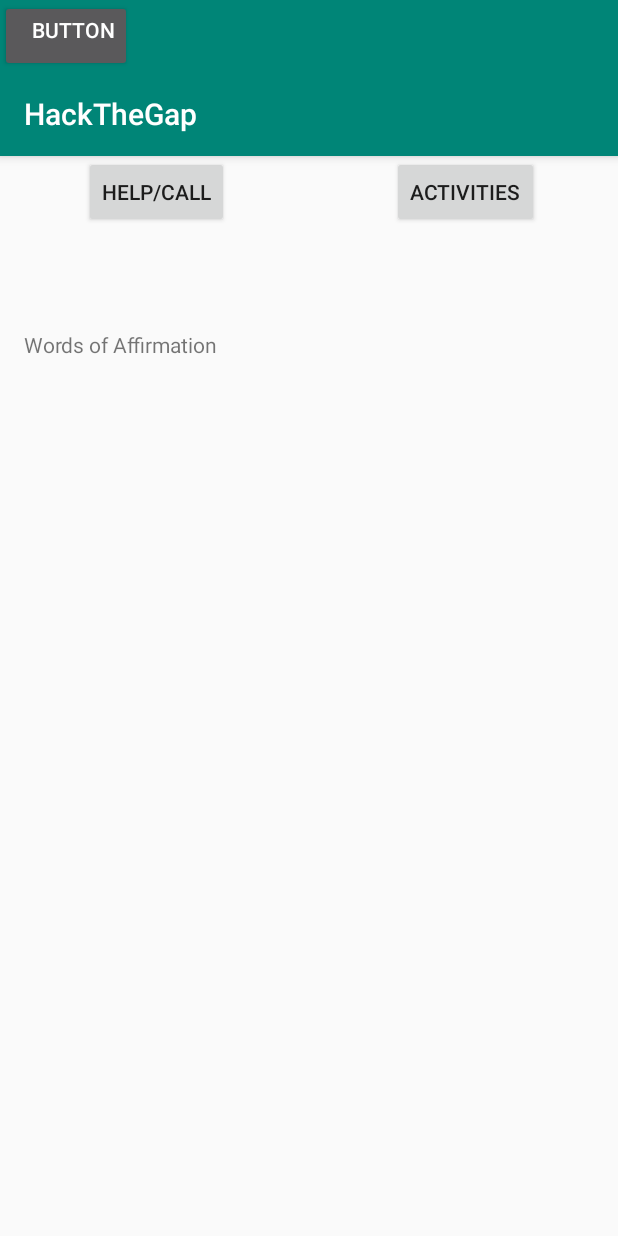
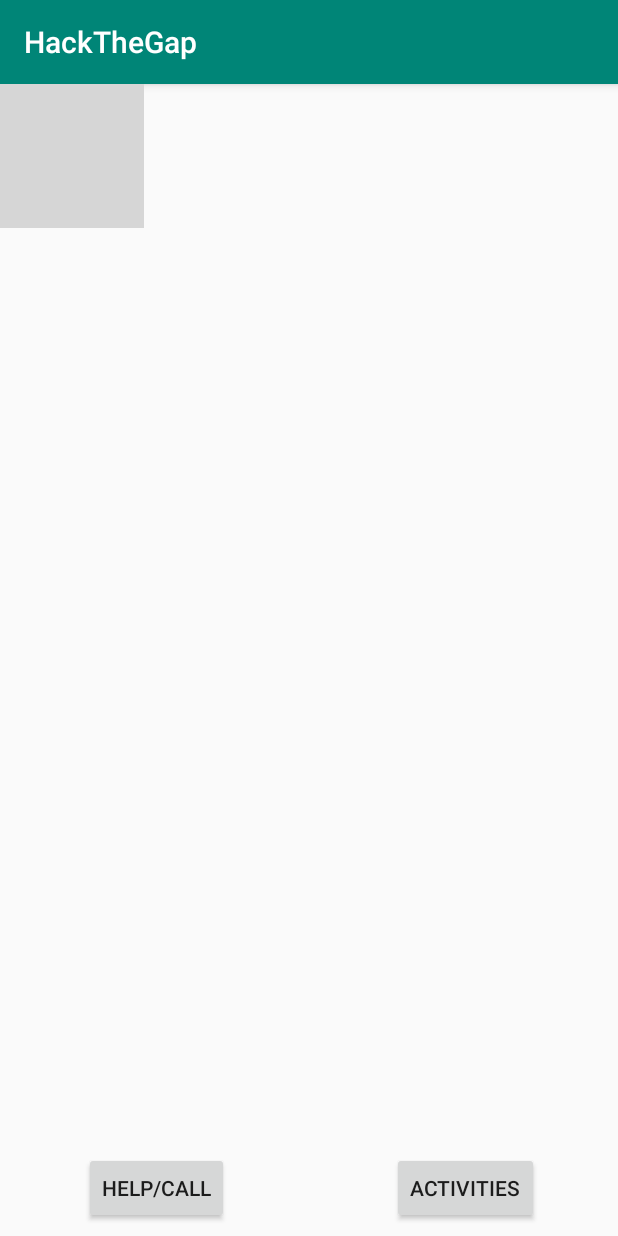
Before and after one commit to u-well/hackthegap2019, an Android app: the screen it shows after launch (MainActivity), on a phone screen of 412 x 824 dp. Run offline under Robolectric (Android 15) with nearby library versions, the phone set to English and light mode, and no system bars; grey boxes are pictures that could not be loaded.

Commit message:
added functionality to go to other pages and layout design pictures

```diff
--- a/app/src/main/java/com/example/android/hackthegap/MainActivity.java
+++ b/app/src/main/java/com/example/android/hackthegap/MainActivity.java
@@ -21,8 +21,8 @@ public class MainActivity extends AppCompatActivity {
         Toolbar toolbar = (Toolbar) findViewById(R.id.toolbar);
         setSupportActionBar(toolbar);
 
-        Button button = (Button) findViewById(R.id.button2);
-        button.setOnClickListener(new View.OnClickListener() {
+        Button helpButton = (Button) findViewById(R.id.help);
+        helpButton.setOnClickListener(new View.OnClickListener() {
             @Override
             public void onClick(View v) {
                 Log.i("clicks", "Go to a new page");
@@ -31,5 +31,16 @@ public class MainActivity extends AppCompatActivity {
 
             }
         });
+
+        Button activitiesButton = (Button) findViewById(R.id.activities);
+        activitiesButton.setOnClickListener(new View.OnClickListener() {
+            @Override
+            public void onClick(View v) {
+                Log.i("clicks", "Go to a new page");
+                Intent i = new Intent(MainActivity.this, RelaxActivity.class);
+                startActivity(i);
+
+            }
+        });
     }
 }
--- a/app/src/main/res/layout/activity_main.xml
+++ b/app/src/main/res/layout/activity_main.xml
@@ -11,13 +11,6 @@
         android:layout_height="wrap_content"
         android:theme="@style/AppTheme.AppBarOverlay">
 
-        <Button
-            android:id="@+id/button3"
-            android:layout_width="wrap_content"
-            android:layout_height="wrap_content"
-            android:gravity="right"
-            android:text="Button" />
-
         <android.support.v7.widget.Toolbar
             android:id="@+id/toolbar"
             android:layout_width="match_parent"
--- a/app/src/main/res/layout/content_main.xml
+++ b/app/src/main/res/layout/content_main.xml
@@ -9,36 +9,37 @@
     tools:showIn="@layout/activity_main">
 
     <Button
-        android:id="@+id/button2"
+        android:id="@+id/help"
         android:layout_width="wrap_content"
         android:layout_height="wrap_content"
+        android:layout_marginBottom="8dp"
         android:text="HELP/CALL"
+        app:layout_constraintBottom_toBottomOf="parent"
         app:layout_constraintEnd_toEndOf="parent"
         app:layout_constraintHorizontal_bias="0.178"
-        app:layout_constraintStart_toStartOf="parent"
-        tools:layout_editor_absoluteY="406dp" />
-
-    <TextView
-        android:layout_width="366dp"
-        android:layout_height="288dp"
-        android:layout_marginStart="16dp"
-        android:text="Words of Affirmation"
-        app:layout_constraintBottom_toBottomOf="parent"
-        app:layout_constraintHorizontal_bias="0.888"
-        app:layout_constraintLeft_toLeftOf="parent"
-        app:layout_constraintRight_toRightOf="parent"
-        app:layout_constraintStart_toStartOf="parent"
-        app:layout_constraintTop_toTopOf="parent"
-        app:layout_constraintVertical_bias="0.269" />
+        app:layout_constraintStart_toStartOf="parent" />
 
     <Button
-        android:id="@+id/button"
+        android:id="@+id/activities"
         android:layout_width="wrap_content"
         android:layout_height="wrap_content"
+        android:layout_marginBottom="8dp"
         android:text="Activities"
+        app:layout_constraintBottom_toBottomOf="parent"
         app:layout_constraintEnd_toEndOf="parent"
         app:layout_constraintHorizontal_bias="0.832"
-        app:layout_constraintStart_toStartOf="parent"
-        tools:layout_editor_absoluteY="406dp" />
+        app:layout_constraintStart_toStartOf="parent" />
+
+    <ImageView
+        android:id="@+id/imageView"
+        android:layout_width="wrap_content"
+        android:layout_height="wrap_content"
+        android:layout_marginBottom="1dp"
+        android:background="#143441"
+        app:layout_constraintBottom_toBottomOf="parent"
+        app:layout_constraintTop_toTopOf="parent"
+        app:layout_constraintVertical_bias="0.0"
+        app:srcCompat="@drawable/rivers_piss_me_off"
+        tools:layout_editor_absoluteX="0dp" />
 
 </android.support.constraint.ConstraintLayout>
```
Also changed, not shown: 2 other files.
